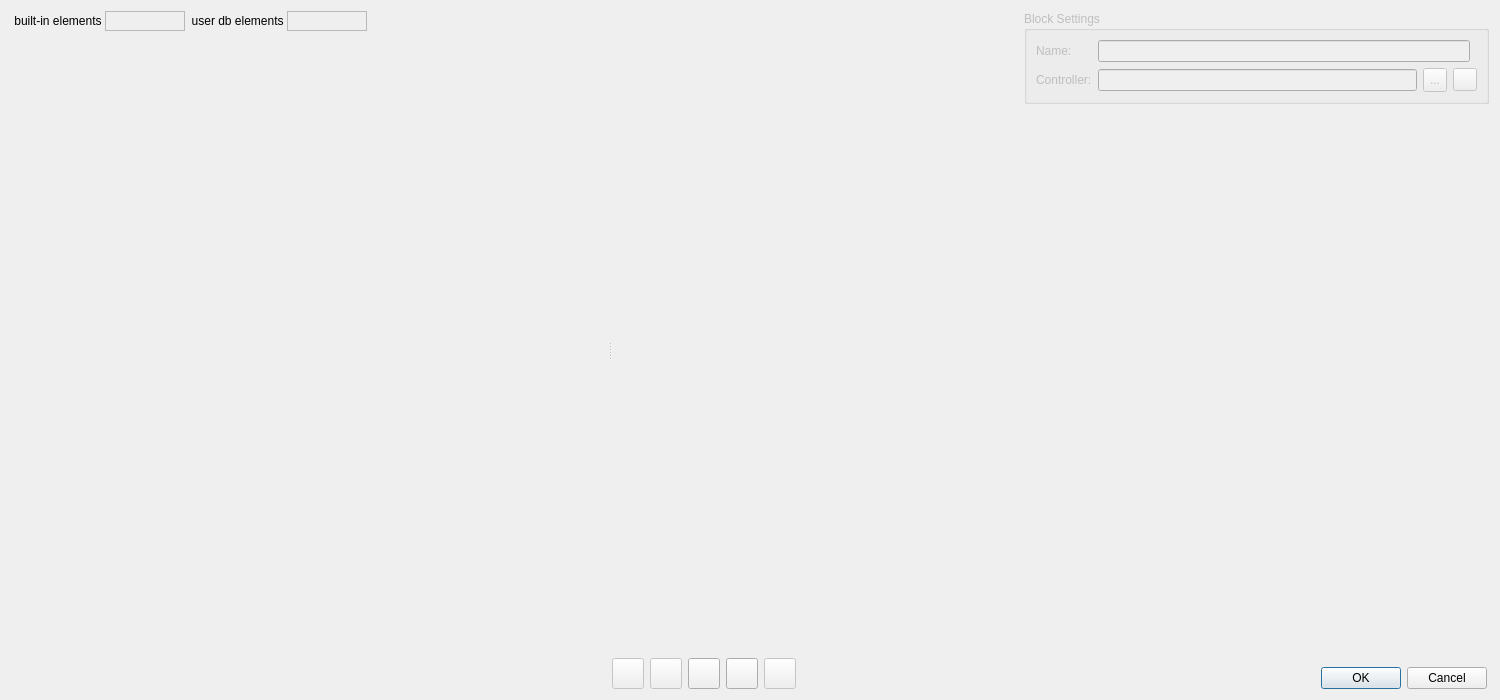
First picture: the form in SIM-VICUS/src/SVSubNetworkEditDialog.ui, repository Brockaaa/SIM-VICUS, before the edit.
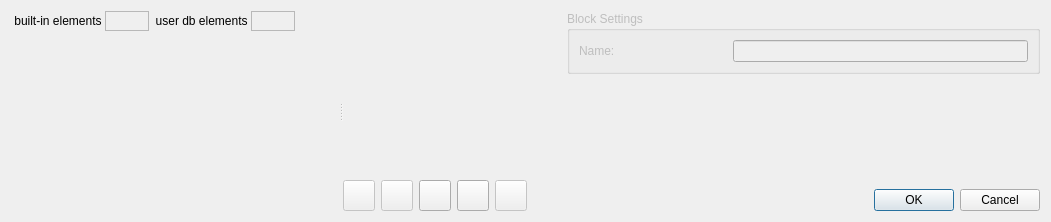
Second picture: the form after the edit. Icons and pictures are not drawn. Custom widgets are drawn as their Qt base class.

Commit message: reworked parts of the UI

Patch:
```diff
--- a/SIM-VICUS/src/SVSubNetworkEditDialog.ui
+++ b/SIM-VICUS/src/SVSubNetworkEditDialog.ui
@@ -12,8 +12,8 @@
    <rect>
     <x>0</x>
     <y>0</y>
-    <width>1500</width>
-    <height>700</height>
+    <width>1051</width>
+    <height>222</height>
    </rect>
   </property>
   <property name="sizePolicy">
@@ -175,8 +175,8 @@
            <rect>
             <x>0</x>
             <y>0</y>
-            <width>645</width>
-            <height>843</height>
+            <width>352</width>
+            <height>175</height>
            </rect>
           </property>
           <layout class="QVBoxLayout" name="scrollAreaLayout">
@@ -192,7 +192,7 @@
               <widget class="QtExt::ToolBox" name="tbox" native="true">
                <property name="minimumSize">
                 <size>
-                 <width>66</width>
+                 <width>0</width>
                  <height>0</height>
                 </size>
                </property>
@@ -359,6 +359,12 @@
      </property>
      <item>
       <widget class="QStackedWidget" name="stackedWidget">
+       <property name="sizePolicy">
+        <sizepolicy hsizetype="Preferred" vsizetype="Preferred">
+         <horstretch>0</horstretch>
+         <verstretch>1</verstretch>
+        </sizepolicy>
+       </property>
        <property name="minimumSize">
         <size>
          <width>473</width>
@@ -375,6 +381,12 @@
         <number>1</number>
        </property>
        <widget class="QWidget" name="page1">
+        <property name="sizePolicy">
+         <sizepolicy hsizetype="Preferred" vsizetype="Preferred">
+          <horstretch>0</horstretch>
+          <verstretch>1</verstretch>
+         </sizepolicy>
+        </property>
         <layout class="QVBoxLayout" name="verticalLayoutPage1">
          <property name="spacing">
           <number>0</number>
@@ -391,23 +403,16 @@
          <property name="bottomMargin">
           <number>0</number>
          </property>
-         <item>
-          <spacer name="verticalSpacer">
-           <property name="orientation">
-            <enum>Qt::Vertical</enum>
-           </property>
-           <property name="sizeHint" stdset="0">
-            <size>
-             <width>20</width>
-             <height>40</height>
-            </size>
-           </property>
-          </spacer>
-         </item>
         </layout>
        </widget>
        <widget class="QWidget" name="page2">
-        <layout class="QVBoxLayout" name="verticalLayout" stretch="0,1">
+        <property name="sizePolicy">
+         <sizepolicy hsizetype="Preferred" vsizetype="Preferred">
+          <horstretch>0</horstretch>
+          <verstretch>1</verstretch>
+         </sizepolicy>
+        </property>
+        <layout class="QVBoxLayout" name="verticalLayout" stretch="0">
          <property name="spacing">
           <number>0</number>
          </property>
@@ -424,12 +429,12 @@
           <number>0</number>
          </property>
          <item>
-          <layout class="QVBoxLayout" name="leftPaddingLayout">
+          <layout class="QVBoxLayout" name="leftPaddingLayout" stretch="0,1">
            <property name="spacing">
             <number>0</number>
            </property>
            <property name="leftMargin">
-            <number>8</number>
+            <number>0</number>
            </property>
            <property name="topMargin">
             <number>0</number>
@@ -441,13 +446,13 @@
             <number>0</number>
            </property>
            <item>
-            <widget class="QGroupBox" name="controllerGroupBox">
+            <widget class="QGroupBox" name="groupBoxName">
              <property name="enabled">
               <bool>false</bool>
              </property>
              <property name="maximumSize">
               <size>
-               <width>476</width>
+               <width>473</width>
                <height>16777215</height>
               </size>
              </property>
@@ -455,67 +460,7 @@
               <string>Block Settings</string>
              </property>
              <layout class="QGridLayout" name="gridLayout">
-              <item row="0" column="0">
-               <widget class="QLabel" name="nameLabel">
-                <property name="text">
-                 <string>Name:</string>
-                </property>
-               </widget>
-              </item>
-              <item row="1" column="0" colspan="2">
-               <widget class="QLabel" name="controllerLabel">
-                <property name="sizePolicy">
-                 <sizepolicy hsizetype="Preferred" vsizetype="Preferred">
-                  <horstretch>0</horstretch>
-                  <verstretch>0</verstretch>
-                 </sizepolicy>
-                </property>
-                <property name="text">
-                 <string>Controller:</string>
-                </property>
-               </widget>
-              </item>
-              <item row="1" column="2">
-               <widget class="QLineEdit" name="controllerLineEdit">
-                <property name="readOnly">
-                 <bool>true</bool>
-                </property>
-               </widget>
-              </item>
-              <item row="1" column="3">
-               <widget class="QToolButton" name="openControllerWidgetButton">
-                <property name="sizePolicy">
-                 <sizepolicy hsizetype="Fixed" vsizetype="Fixed">
-                  <horstretch>0</horstretch>
-                  <verstretch>0</verstretch>
-                 </sizepolicy>
-                </property>
-                <property name="minimumSize">
-                 <size>
-                  <width>24</width>
-                  <height>24</height>
-                 </size>
-                </property>
-                <property name="maximumSize">
-                 <size>
-                  <width>24</width>
-                  <height>24</height>
-                 </size>
-                </property>
-                <property name="text">
-                 <string>...</string>
-                </property>
-               </widget>
-              </item>
-              <item row="1" column="4">
-               <widget class="QToolButton" name="removeControllerButton">
-                <property name="icon">
-                 <iconset resource="../resources/SIM-VICUS.qrc">
-                  <normaloff>:/gfx/actions/24x24/minus.png</normaloff>:/gfx/actions/24x24/minus.png</iconset>
-                </property>
-               </widget>
-              </item>
-              <item row="0" column="2" colspan="3">
+              <item row="0" column="1" colspan="2">
                <widget class="QLineEdit" name="nameLineEdit">
                 <property name="minimumSize">
                  <size>
@@ -531,27 +476,117 @@
                 </property>
                </widget>
               </item>
+              <item row="0" column="0">
+               <widget class="QLabel" name="nameLabel">
+                <property name="text">
+                 <string>Name:</string>
+                </property>
+               </widget>
+              </item>
              </layout>
             </widget>
            </item>
+           <item>
+            <widget class="QStackedWidget" name="stackedWidgetNetworkComponent">
+             <property name="sizePolicy">
+              <sizepolicy hsizetype="Preferred" vsizetype="Preferred">
+               <horstretch>0</horstretch>
+               <verstretch>1</verstretch>
+              </sizepolicy>
+             </property>
+             <property name="currentIndex">
+              <number>0</number>
+             </property>
+             <widget class="QWidget" name="page_5">
+              <property name="sizePolicy">
+               <sizepolicy hsizetype="Preferred" vsizetype="Preferred">
+                <horstretch>0</horstretch>
+                <verstretch>1</verstretch>
+               </sizepolicy>
+              </property>
+              <property name="minimumSize">
+               <size>
+                <width>473</width>
+                <height>100</height>
+               </size>
+              </property>
+              <layout class="QVBoxLayout" name="verticalLayoutPage1">
+               <property name="spacing">
+                <number>0</number>
+               </property>
+               <property name="leftMargin">
+                <number>0</number>
+               </property>
+               <property name="topMargin">
+                <number>0</number>
+               </property>
+               <property name="rightMargin">
+                <number>0</number>
+               </property>
+               <property name="bottomMargin">
+                <number>0</number>
+               </property>
+               <item>
+                <widget class="SVNetworkComponentEditWidget" name="networkComponentEditWidget" native="true">
+                 <property name="geometry">
+                  <rect>
+                   <x>0</x>
+                   <y>0</y>
+                   <width>473</width>
+                   <height>900</height>
+                  </rect>
+                 </property>
+                 <property name="sizePolicy">
+                  <sizepolicy hsizetype="Preferred" vsizetype="Expanding">
+                   <horstretch>0</horstretch>
+                   <verstretch>1</verstretch>
+                  </sizepolicy>
+                 </property>
+                 <property name="minimumSize">
+                  <size>
+                   <width>473</width>
+                   <height>0</height>
+                  </size>
+                 </property>
+                 <property name="maximumSize">
+                  <size>
+                   <width>473</width>
+                   <height>16777215</height>
+                  </size>
+                 </property>
+                </widget>
+               </item>
+              </layout>
+             </widget>
+             <widget class="QWidget" name="page_6">
+              <property name="sizePolicy">
+               <sizepolicy hsizetype="Preferred" vsizetype="Preferred">
+                <horstretch>0</horstretch>
+                <verstretch>1</verstretch>
+               </sizepolicy>
+              </property>
+              <layout class="QVBoxLayout" name="verticalLayoutPage1">
+               <property name="spacing">
+                <number>0</number>
+               </property>
+               <property name="leftMargin">
+                <number>0</number>
+               </property>
+               <property name="topMargin">
+                <number>0</number>
+               </property>
+               <property name="rightMargin">
+                <number>0</number>
+               </property>
+               <property name="bottomMargin">
+                <number>0</number>
+               </property>
+              </layout>
+             </widget>
+            </widget>
+           </item>
           </layout>
          </item>
-         <item>
-          <widget class="SVNetworkComponentEditWidget" name="networkComponentEditWidget" native="true">
-           <property name="minimumSize">
-            <size>
-             <width>0</width>
-             <height>0</height>
-            </size>
-           </property>
-           <property name="maximumSize">
-            <size>
-             <width>491</width>
-             <height>16777215</height>
-            </size>
-           </property>
-          </widget>
-         </item>
         </layout>
        </widget>
       </widget>
@@ -566,7 +601,7 @@
        </property>
        <property name="minimumSize">
         <size>
-         <width>471</width>
+         <width>473</width>
          <height>0</height>
         </size>
        </property>
```
The commit also changes 2 other files.
